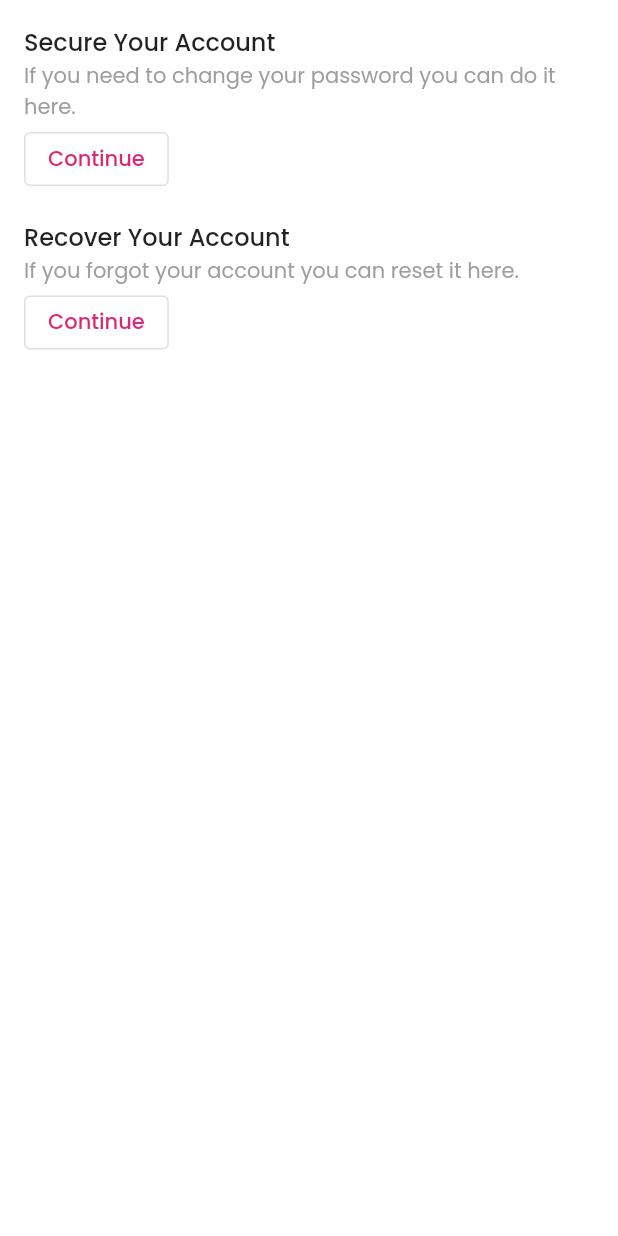
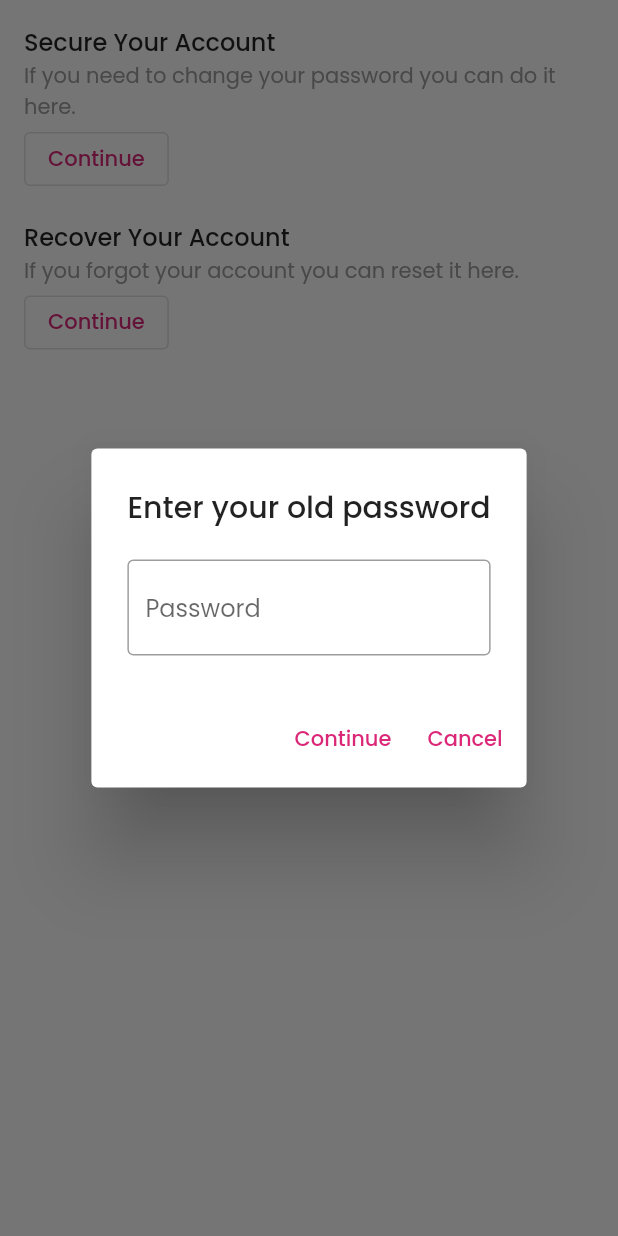
Before and after one commit to icabetong/dmdelights, a Flutter app: the SecurityTab widget shown alone on an empty page, opened directly, after a tap on "Continue", on a phone screen of 412 x 824 dp. Run offline on Flutter 3.47's test engine with Material 2 defaults, Android fonts, the phone set to English and light mode, and no system bars; our stand-ins replace cloud_firestore, firebase_auth, firebase_core; accounts and stored records are empty; generated files the repository leaves out were written again.

Commit message:
new security functions

```diff
--- a/lib/localization/app_en.arb
+++ b/lib/localization/app_en.arb
@@ -64,6 +64,7 @@
     "button_signout": "Logout",
     "button_cancel": "Cancel",
     "button_continue": "Continue",
+    "button_change": "Change",
     "button_forgot_password": "Forgot Password",
     "button_add_to_cart": "Add to Cart",
     "button_proceed_to_checkout": "Proceed to Checkout",
@@ -113,6 +114,8 @@
         }
       }
     },
+    "dialog_enter_old_password": "Enter your old password",
+    "dialog_enter_new_password": "Enter desired password",
     "empty_cart": "You have an empty cart",
     "empty_products": "This section doesn't have products",
     "terms_and_conditions": "Terms and Conditions",
--- a/lib/profile/tabs/security.dart
+++ b/lib/profile/tabs/security.dart
@@ -1,5 +1,6 @@
 import 'package:dm_delights/core/infrastructure.dart';
 import 'package:dm_delights/shared/theme.dart';
+import 'package:firebase_auth/firebase_auth.dart';
 import 'package:flutter/material.dart';
 import 'package:flutter_gen/gen_l10n/translations.dart';
 
@@ -14,6 +15,144 @@ class _SecurityTabState extends State<SecurityTab> {
   TextStyle get _header =>
       const TextStyle(fontWeight: FontWeight.w500, fontSize: 16);
   TextStyle get _subtitle => const TextStyle(color: Colors.grey, fontSize: 14);
+
+  Future<void> _onChangePassword() async {
+    final auth = Infrastructure.auth;
+    final email = auth.currentUser?.email;
+    if (email == null) {
+      throw Exception('Email cannot be null');
+    }
+
+    final password = await _onPromptPassword();
+    if (password == null) {
+      return;
+    }
+
+    final credential = EmailAuthProvider.credential(
+      email: email,
+      password: password,
+    );
+    try {
+      final response =
+          await auth.currentUser?.reauthenticateWithCredential(credential);
+
+      final newpassword = await _onPromptNewPassword();
+      if (newpassword == null) {
+        throw Exception();
+      }
+
+      await auth.currentUser?.updatePassword(newpassword);
+      ScaffoldMessenger.of(context).showSnackBar(SnackBar(
+        content: Text(Translations.of(context)!.feedback_profile_updated),
+      ));
+    } on FirebaseAuthException catch (e) {
+      switch (e.code) {
+        case 'wrong-password':
+          ScaffoldMessenger.of(context).showSnackBar(SnackBar(
+            content: Text(Translations.of(context)!.feedback_error_generic),
+          ));
+          break;
+        default:
+          ScaffoldMessenger.of(context).showSnackBar(SnackBar(
+            content: Text(Translations.of(context)!.feedback_error_generic),
+          ));
+          break;
+      }
+    } on Exception catch (e) {
+      ScaffoldMessenger.of(context).showSnackBar(SnackBar(
+        content: Text(Translations.of(context)!.feedback_error_generic),
+      ));
+    }
+  }
+
+  Future<String?> _onPromptNewPassword() async {
+    final passwordController = TextEditingController();
+    final repasswordController = TextEditingController();
+
+    return await showDialog(
+      context: context,
+      builder: (context) {
+        return AlertDialog(
+          title: Text(Translations.of(context)!.dialog_enter_new_password),
+          content: Column(
+            mainAxisSize: MainAxisSize.min,
+            children: [
+              TextField(
+                decoration: InputDecoration(
+                  border: const OutlineInputBorder(),
+                  hintText: Translations.of(context)!.field_password,
+                ),
+                obscureText: true,
+                controller: passwordController,
+              ),
+              const SizedBox(height: 8),
+              TextField(
+                decoration: InputDecoration(
+                  border: const OutlineInputBorder(),
+                  hintText: Translations.of(context)!.field_retype_password,
+                ),
+                obscureText: true,
+                controller: repasswordController,
+              ),
+            ],
+          ),
+          actions: <Widget>[
+            TextButton(
+              child: Text(Translations.of(context)!.button_change),
+              onPressed: () {
+                final password = passwordController.text;
+                final repassword = repasswordController.text;
+                if (password == repassword) {
+                  Navigator.pop(context, password);
+                }
+              },
+            ),
+            TextButton(
+              child: Text(Translations.of(context)!.button_cancel),
+              onPressed: () {
+                Navigator.pop(context);
+              },
+            ),
+          ],
+        );
+      },
+    );
+  }
+
+  Future<String?> _onPromptPassword() async {
+    final passwordController = TextEditingController();
+
+    return await showDialog(
+      context: context,
+      builder: (context) {
+        return AlertDialog(
+          title: Text(Translations.of(context)!.dialog_enter_old_password),
+          content: TextField(
+            decoration: InputDecoration(
+              border: const OutlineInputBorder(),
+              hintText: Translations.of(context)!.field_password,
+            ),
+            obscureText: true,
+            controller: passwordController,
+          ),
+          actions: <Widget>[
+            TextButton(
+              child: Text(Translations.of(context)!.button_continue),
+              onPressed: () {
+                Navigator.pop(context, passwordController.text);
+              },
+            ),
+            TextButton(
+              child: Text(Translations.of(context)!.button_cancel),
+              onPressed: () {
+                Navigator.pop(context);
+              },
+            )
+          ],
+        );
+      },
+    );
+  }
 
   Future<void> _onResetPassword() async {
     final email = Infrastructure.auth.currentUser?.email;
@@ -75,7 +214,7 @@ class _SecurityTabState extends State<SecurityTab> {
               style: _subtitle,
             ),
             OutlinedButton(
-                onPressed: () {},
+                onPressed: _onChangePassword,
                 child: Text(Translations.of(context)!.button_continue)),
             SizedBox(height: ThemeComponents.defaultSpacing),
             Text(
```
